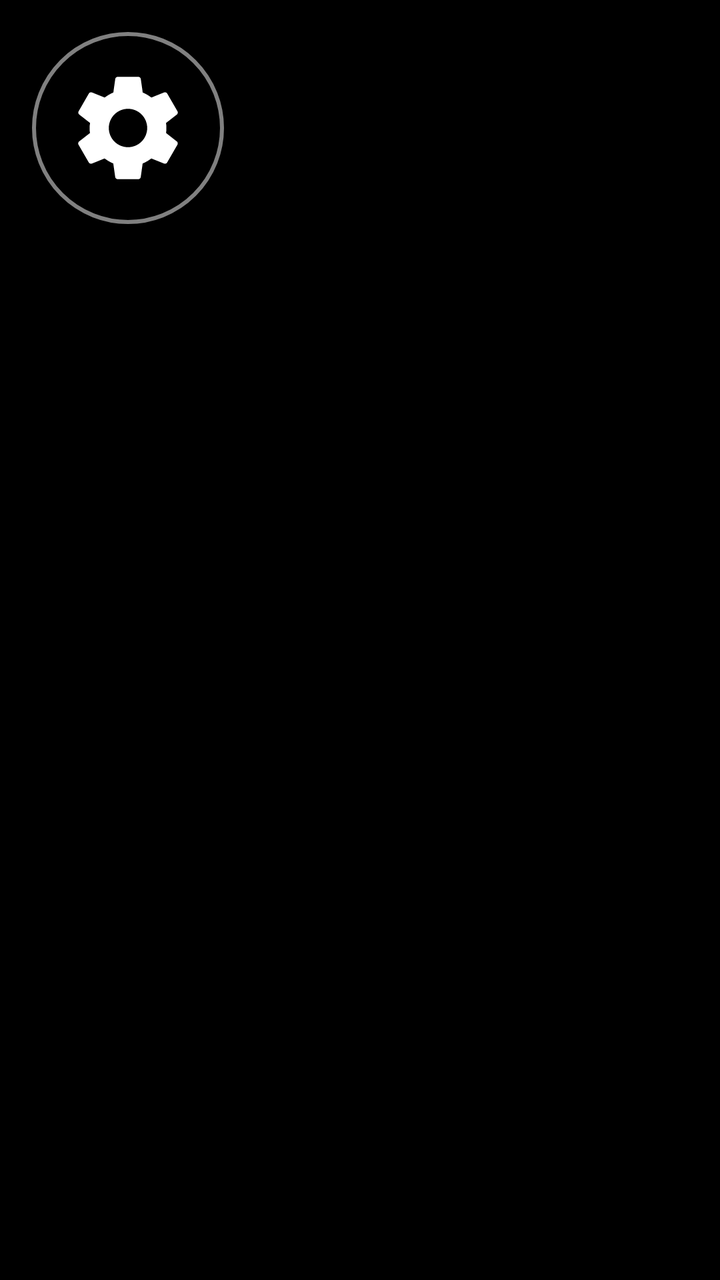
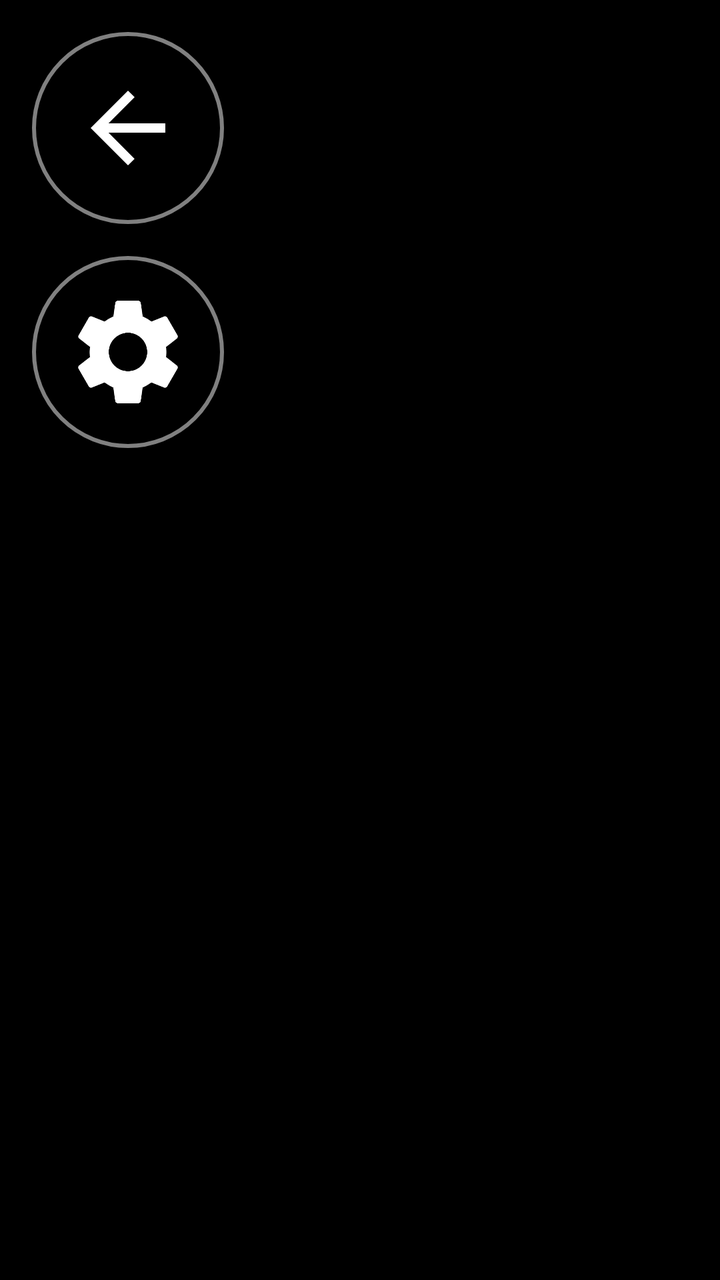

Screens rendered from an Android XML layout before and after an edit, with the pre-edit source and the edit as a unified diff.
<!-- AndroidManifest.xml: fallback theme Theme.MaterialComponents.DayNight.NoActionBar -->
<!-- res/layout/activity_rvc.xml -->
<?xml version="1.0" encoding="utf-8"?>
<FrameLayout xmlns:android="http://schemas.android.com/apk/res/android"
    android:id="@+id/root"
    android:layout_width="match_parent"
    android:layout_height="match_parent"
    android:background="@android:color/black"
    android:keepScreenOn="true">

    
    <TextureView
        android:id="@+id/preview"
        android:layout_width="match_parent"
        android:layout_height="match_parent" />

    
    <FrameLayout
        android:id="@+id/settings_panel"
        android:layout_width="0dp"
        android:layout_height="match_parent"
        android:layout_gravity="end"
        android:background="?android:attr/colorBackground"
        android:visibility="gone" />

    <ImageButton
        android:id="@+id/settings_button"
        android:layout_width="96dp"
        android:layout_height="96dp"
        android:layout_gravity="top|start"
        android:layout_margin="16dp"
        android:background="@drawable/bg_rvc_button"
        android:contentDescription="@string/rvc_settings_title"
        android:padding="16dp"
        android:scaleType="fitCenter"
        android:src="@drawable/ic_rvc_tune" />

</FrameLayout>
<!-- resources referenced by this layout -->
<resources>
  <!-- drawable bg_rvc_button (drawable) -->
  <?xml version="1.0" encoding="utf-8"?>
  <ripple xmlns:android="http://schemas.android.com/apk/res/android"
      android:color="#40FFFFFF">
      <item>
          <shape android:shape="oval">
              <solid android:color="#99000000" />
              
              <stroke android:width="2dp" android:color="#80FFFFFF" />
          </shape>
      </item>
  </ripple>
  <!-- drawable ic_rvc_tune (drawable) -->
  <?xml version="1.0" encoding="utf-8"?>
  <vector xmlns:android="http://schemas.android.com/apk/res/android"
      android:width="24dp"
      android:height="24dp"
      android:viewportWidth="24"
      android:viewportHeight="24">
      <path
          android:fillColor="@android:color/white"
          android:pathData="M19.14,12.94c0.04,-0.3 0.06,-0.61 0.06,-0.94c0,-0.32 -0.02,-0.64 -0.07,-0.94l2.03,-1.58c0.18,-0.14 0.23,-0.41 0.12,-0.61l-1.92,-3.32c-0.12,-0.22 -0.37,-0.29 -0.59,-0.22l-2.39,0.96c-0.5,-0.38 -1.03,-0.7 -1.62,-0.94L14.4,2.81c-0.04,-0.24 -0.24,-0.41 -0.48,-0.41h-3.84c-0.24,0 -0.43,0.17 -0.47,0.41L9.25,5.35C8.66,5.59 8.12,5.92 7.63,6.29L5.24,5.33c-0.22,-0.08 -0.47,0 -0.59,0.22L2.74,8.87C2.62,9.08 2.66,9.34 2.86,9.48l2.03,1.58C4.84,11.36 4.8,11.69 4.8,12s0.02,0.64 0.07,0.94l-2.03,1.58c-0.18,0.14 -0.23,0.41 -0.12,0.61l1.92,3.32c0.12,0.22 0.37,0.29 0.59,0.22l2.39,-0.96c0.5,0.38 1.03,0.7 1.62,0.94l0.36,2.54c0.05,0.24 0.24,0.41 0.48,0.41h3.84c0.24,0 0.44,-0.17 0.47,-0.41l0.36,-2.54c0.59,-0.24 1.13,-0.56 1.62,-0.94l2.39,0.96c0.22,0.08 0.47,0 0.59,-0.22l1.92,-3.32c0.12,-0.22 0.07,-0.47 -0.12,-0.61L19.14,12.94zM12,15.6c-1.98,0 -3.6,-1.62 -3.6,-3.6s1.62,-3.6 3.6,-3.6s3.6,1.62 3.6,3.6S13.98,15.6 12,15.6z" />
  </vector>
  <string name="rvc_settings_title">Rear view camera</string>
</resources>

<!-- the commit's change to res/layout/activity_rvc.xml (unified diff, before → after) -->
@@ -13,24 +13,76 @@
         android:layout_height="match_parent" />
 
     
-    <FrameLayout
+    <LinearLayout
         android:id="@+id/settings_panel"
         android:layout_width="0dp"
         android:layout_height="match_parent"
         android:layout_gravity="end"
         android:background="?android:attr/colorBackground"
-        android:visibility="gone" />
+        android:orientation="vertical"
+        android:visibility="gone">
 
-    <ImageButton
-        android:id="@+id/settings_button"
-        android:layout_width="96dp"
-        android:layout_height="96dp"
+        <LinearLayout
+            android:layout_width="match_parent"
+            android:layout_height="wrap_content"
+            android:gravity="center_vertical"
+            android:orientation="horizontal"
+            android:padding="8dp">
+
+            <ImageButton
+                android:id="@+id/settings_close"
+                android:layout_width="76dp"
+                android:layout_height="76dp"
+                android:background="?android:attr/selectableItemBackgroundBorderless"
+                android:contentDescription="@string/rvc_back"
+                android:padding="20dp"
+                android:scaleType="fitCenter"
+                android:src="@drawable/ic_rvc_back" />
+
+            <TextView
+                android:layout_width="0dp"
+                android:layout_height="wrap_content"
+                android:layout_marginStart="8dp"
+                android:layout_weight="1"
+                android:text="@string/rvc_settings_title"
+                android:textAppearance="?android:attr/textAppearanceLarge" />
+        </LinearLayout>
+
+        <FrameLayout
+            android:id="@+id/settings_content"
+            android:layout_width="match_parent"
+            android:layout_height="0dp"
+            android:layout_weight="1" />
+    </LinearLayout>
+
+    
+    <LinearLayout
+        android:layout_width="wrap_content"
+        android:layout_height="wrap_content"
         android:layout_gravity="top|start"
         android:layout_margin="16dp"
-        android:background="@drawable/bg_rvc_button"
-        android:contentDescription="@string/rvc_settings_title"
-        android:padding="16dp"
-        android:scaleType="fitCenter"
-        android:src="@drawable/ic_rvc_tune" />
+        android:orientation="vertical">
+
+        <ImageButton
+            android:id="@+id/back_button"
+            android:layout_width="96dp"
+            android:layout_height="96dp"
+            android:background="@drawable/bg_rvc_button"
+            android:contentDescription="@string/rvc_back"
+            android:padding="20dp"
+            android:scaleType="fitCenter"
+            android:src="@drawable/ic_rvc_back" />
+
+        <ImageButton
+            android:id="@+id/settings_button"
+            android:layout_width="96dp"
+            android:layout_height="96dp"
+            android:layout_marginTop="16dp"
+            android:background="@drawable/bg_rvc_button"
+            android:contentDescription="@string/rvc_settings_title"
+            android:padding="16dp"
+            android:scaleType="fitCenter"
+            android:src="@drawable/ic_rvc_tune" />
+    </LinearLayout>
 
 </FrameLayout>
<!-- resource entries referenced after the edit -->
@@ -12,6 +12,18 @@
           </shape>
       </item>
   </ripple>
+  <!-- drawable ic_rvc_back (drawable) -->
+  <?xml version="1.0" encoding="utf-8"?>
+  <vector xmlns:android="http://schemas.android.com/apk/res/android"
+      android:width="24dp"
+      android:height="24dp"
+      android:autoMirrored="true"
+      android:viewportWidth="24"
+      android:viewportHeight="24">
+      <path
+          android:fillColor="@android:color/white"
+          android:pathData="M20,11H7.83l5.59,-5.59L12,4l-8,8 8,8 1.41,-1.41L7.83,13H20v-2z" />
+  </vector>
   <!-- drawable ic_rvc_tune (drawable) -->
   <?xml version="1.0" encoding="utf-8"?>
   <vector xmlns:android="http://schemas.android.com/apk/res/android"
@@ -23,6 +35,7 @@
           android:fillColor="@android:color/white"
           android:pathData="M19.14,12.94c0.04,-0.3 0.06,-0.61 0.06,-0.94c0,-0.32 -0.02,-0.64 -0.07,-0.94l2.03,-1.58c0.18,-0.14 0.23,-0.41 0.12,-0.61l-1.92,-3.32c-0.12,-0.22 -0.37,-0.29 -0.59,-0.22l-2.39,0.96c-0.5,-0.38 -1.03,-0.7 -1.62,-0.94L14.4,2.81c-0.04,-0.24 -0.24,-0.41 -0.48,-0.41h-3.84c-0.24,0 -0.43,0.17 -0.47,0.41L9.25,5.35C8.66,5.59 8.12,5.92 7.63,6.29L5.24,5.33c-0.22,-0.08 -0.47,0 -0.59,0.22L2.74,8.87C2.62,9.08 2.66,9.34 2.86,9.48l2.03,1.58C4.84,11.36 4.8,11.69 4.8,12s0.02,0.64 0.07,0.94l-2.03,1.58c-0.18,0.14 -0.23,0.41 -0.12,0.61l1.92,3.32c0.12,0.22 0.37,0.29 0.59,0.22l2.39,-0.96c0.5,0.38 1.03,0.7 1.62,0.94l0.36,2.54c0.05,0.24 0.24,0.41 0.48,0.41h3.84c0.24,0 0.44,-0.17 0.47,-0.41l0.36,-2.54c0.59,-0.24 1.13,-0.56 1.62,-0.94l2.39,0.96c0.22,0.08 0.47,0 0.59,-0.22l1.92,-3.32c0.12,-0.22 0.07,-0.47 -0.12,-0.61L19.14,12.94zM12,15.6c-1.98,0 -3.6,-1.62 -3.6,-3.6s1.62,-3.6 3.6,-3.6s3.6,1.62 3.6,3.6S13.98,15.6 12,15.6z" />
   </vector>
+  <string name="rvc_back">Back</string>
   <string name="rvc_settings_title">Rear view camera</string>
 </resources>
 
